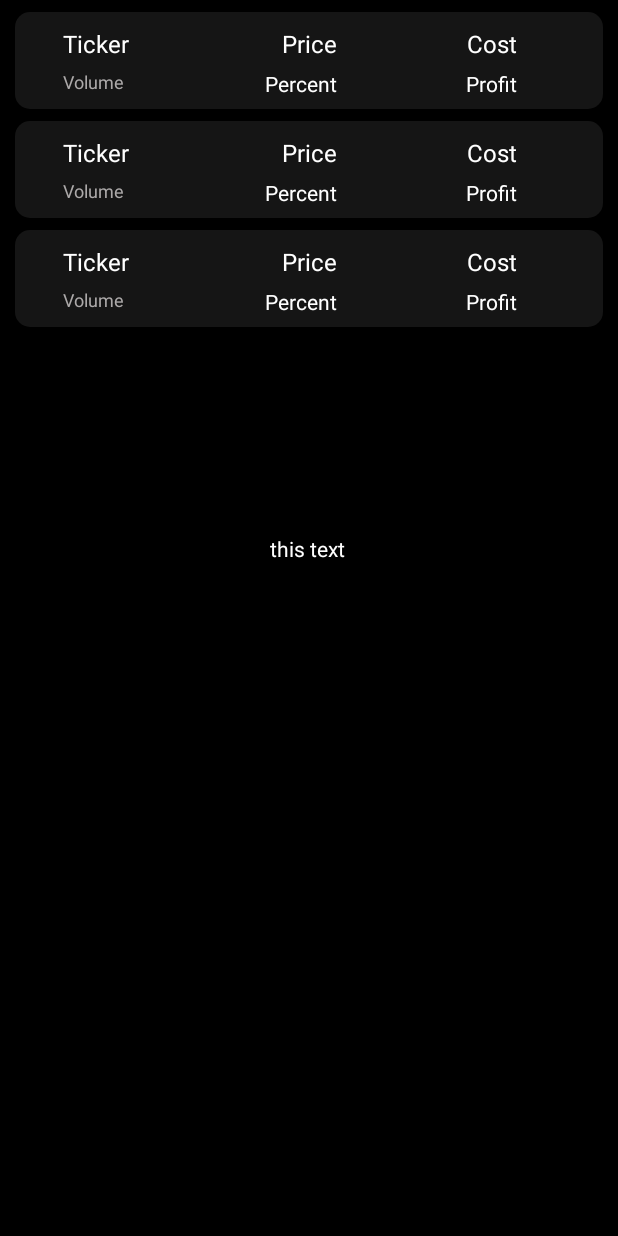
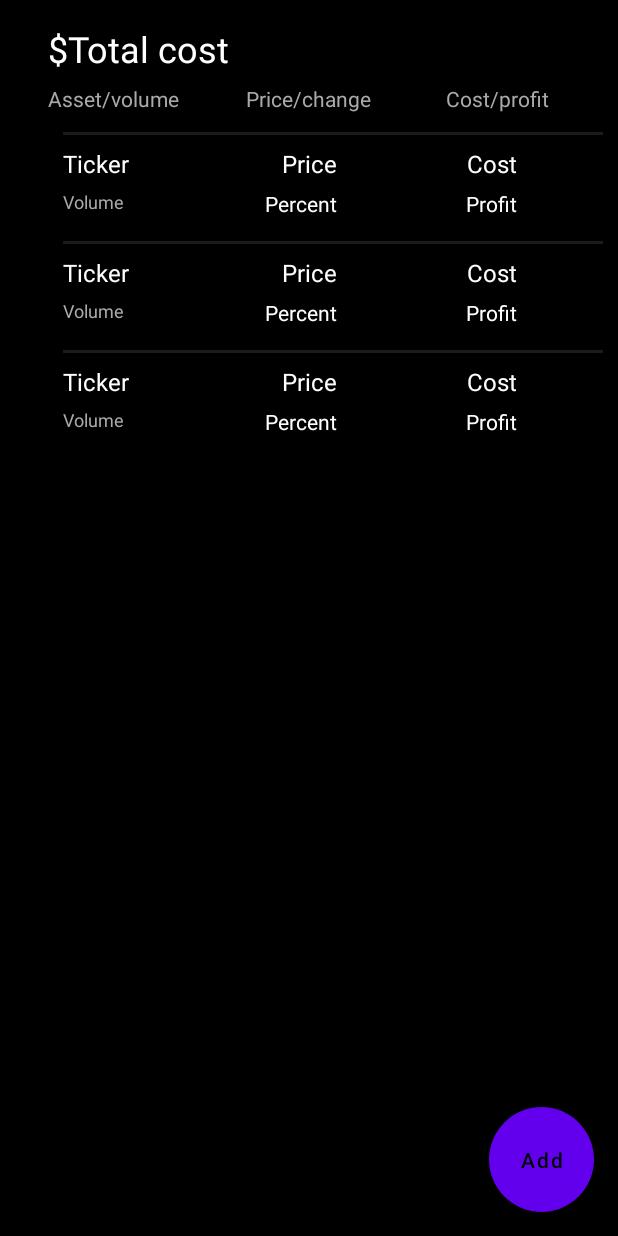
Before and after one commit to AZinkov-of/crypto_stats, an Android app: the layout fragment_portfolio.xml on its own in the app's theme, with its tools: preview values and no code run, on a phone screen of 412 x 824 dp. Run offline under Robolectric (Android 15) with nearby library versions, the phone set to English and light mode, and no system bars.

Commit message:
added the ability to add and remove assets

```diff
--- /dev/null
+++ b/app/src/main/res/drawable/add_button_background.xml
@@ -0,0 +1,5 @@
+<?xml version="1.0" encoding="utf-8"?>
+<shape xmlns:android="http://schemas.android.com/apk/res/android"
+    android:shape="oval">
+
+</shape>
--- /dev/null
+++ b/app/src/main/res/drawable/ic_baseline.xml
@@ -0,0 +1,5 @@
+<vector android:height="32dp" android:tint="#000000"
+    android:viewportHeight="32" android:viewportWidth="32"
+    android:width="32dp" xmlns:android="http://schemas.android.com/apk/res/android">
+    <path android:fillColor="@android:color/white" android:pathData="M19,13h-6v6h-2v-6H5v-2h6V5h2v6h6v2z"/>
+</vector>
--- a/app/src/main/res/layout/fragment_portfolio.xml
+++ b/app/src/main/res/layout/fragment_portfolio.xml
@@ -7,28 +7,83 @@
     android:background="@color/black"
     tools:context=".fragments.PortfolioFragment">
 
-    <TextView
-        android:id="@+id/textView3"
-        android:layout_width="wrap_content"
-        android:layout_height="wrap_content"
-        android:layout_marginTop="356dp"
+<!--    <Button-->
+<!--        android:id="@+id/delete_item"-->
+<!--        android:layout_width="wrap_content"-->
+<!--        android:layout_height="wrap_content"-->
+<!--        android:layout_marginEnd="40dp"-->
+<!--        android:layout_marginBottom="40dp"-->
+<!--        android:text="delete"-->
+<!--        app:layout_constraintBottom_toBottomOf="@+id/portfolioRecivlerView"-->
+<!--        app:layout_constraintEnd_toEndOf="parent" />-->
 
-        android:text="this text"
-        android:textColor="@color/white"
-        app:layout_constraintEnd_toEndOf="@+id/portfolioRecivlerView"
-        app:layout_constraintHorizontal_bias="0.498"
-        app:layout_constraintStart_toStartOf="@+id/portfolioRecivlerView"
-        app:layout_constraintTop_toTopOf="@+id/portfolioRecivlerView" />
+    <Button
+        android:id="@+id/add_transaction"
+        android:layout_width="70dp"
+        android:layout_height="70dp"
+        android:layout_marginEnd="16dp"
+        android:layout_marginBottom="16dp"
+        android:text="Add"
+        android:textColor="@color/black"
+        android:background="@drawable/add_button_background"
+        android:textAllCaps="false"
+        app:layout_constraintBottom_toBottomOf="parent"
+        app:layout_constraintEnd_toEndOf="parent" />
 
     <androidx.recyclerview.widget.RecyclerView
         android:id="@+id/portfolioRecivlerView"
         android:layout_width="match_parent"
         android:layout_height="match_parent"
+        android:layout_marginTop="80dp"
         app:layout_constraintBottom_toBottomOf="parent"
         app:layout_constraintEnd_toEndOf="parent"
+        app:layout_constraintHorizontal_bias="0.0"
         app:layout_constraintStart_toStartOf="parent"
         app:layout_constraintTop_toTopOf="parent"
+        app:layout_constraintVertical_bias="0.0"
         tools:listitem="@layout/portfolio_item" />
+
+    <TextView
+        android:layout_width="wrap_content"
+        android:layout_height="wrap_content"
+        android:layout_marginStart="32dp"
+        android:layout_marginTop="56dp"
+        android:textColor="@color/light_gray"
+        android:text="Asset/volume"
+        app:layout_constraintStart_toStartOf="parent"
+        app:layout_constraintTop_toTopOf="parent" />
+
+    <TextView
+        android:layout_width="wrap_content"
+        android:layout_height="wrap_content"
+        android:layout_marginStart="164dp"
+        android:layout_marginTop="56dp"
+        android:text="Price/change"
+        android:textColor="@color/light_gray"
+        app:layout_constraintStart_toStartOf="parent"
+        app:layout_constraintTop_toTopOf="parent" />
+
+    <TextView
+        android:layout_width="wrap_content"
+        android:layout_height="wrap_content"
+        android:layout_marginTop="56dp"
+        android:layout_marginEnd="46dp"
+        android:text="Cost/profit"
+        android:textColor="@color/light_gray"
+        app:layout_constraintEnd_toEndOf="parent"
+        app:layout_constraintTop_toTopOf="parent" />
+
+    <TextView
+        android:id="@+id/full_cost"
+        android:layout_width="wrap_content"
+        android:layout_height="wrap_content"
+        android:layout_marginStart="32dp"
+        android:layout_marginTop="16dp"
+        android:textColor="@color/white"
+        android:textSize="24sp"
+        android:text="$Total cost"
+        app:layout_constraintStart_toStartOf="parent"
+        app:layout_constraintTop_toTopOf="parent" />
 
 
 </androidx.constraintlayout.widget.ConstraintLayout>
--- a/app/src/main/res/layout/portfolio_item.xml
+++ b/app/src/main/res/layout/portfolio_item.xml
@@ -7,7 +7,17 @@
     android:layout_marginLeft="10dp"
     android:layout_marginTop="8dp"
     android:layout_marginRight="10dp"
-    android:background="@drawable/portfolio_item_background">
+    android:background="@color/black">
+
+
+    <View
+        android:layout_width="match_parent"
+        android:layout_height="2dp"
+        android:layout_marginStart="32dp"
+        android:background="@color/dark_gray"
+        app:layout_constraintStart_toStartOf="parent"
+        app:layout_constraintTop_toTopOf="parent"
+        tools:ignore="MissingConstraints" />
 
     <TextView
         android:id="@+id/Ticker"
--- a/app/src/main/res/values/colors.xml
+++ b/app/src/main/res/values/colors.xml
@@ -8,4 +8,5 @@
     <color name="black">#FF000000</color>
     <color name="white">#FFFFFFFF</color>
     <color name="dark_gray">#1b1b1b</color>
+    <color name="light_gray">#ACA9A9</color>
 </resources>
--- a/app/src/main/res/values/themes.xml
+++ b/app/src/main/res/values/themes.xml
@@ -1,6 +1,6 @@
 <resources xmlns:tools="http://schemas.android.com/tools">
     <!-- Base application theme. -->
-    <style name="Theme.Stats" parent="Theme.MaterialComponents.DayNight.DarkActionBar">
+    <style name="Theme.Stats" parent="Theme.MaterialComponents.DayNight.NoActionBar">
         <!-- Primary brand color. -->
         <item name="colorPrimary">@color/purple_500</item>
         <item name="colorPrimaryVariant">@color/purple_700</item>
```
Also changed, not shown: app/src/main/java/com/example/stats/SwipeToDelete.kt (added, +63 -0 lines), app/src/main/java/com/example/stats/adapters/PortfolioAdapter.kt (+17 -8 lines), app/src/main/java/com/example/stats/fragments/NewTransactionFragment.kt (added, +104 -0 lines), app/src/main/java/com/example/stats/fragments/PortfolioFragment.kt (+53 -7 lines), app/src/main/java/com/example/stats/model/dao/AssetDao.kt (+6 -3 lines), app/src/main/java/com/example/stats/viewmodel/AssetsListViewModel.kt (+13 -4 lines), app/src/main/res/layout/fragment_new_transaction.xml (added, +114 -0 lines).
